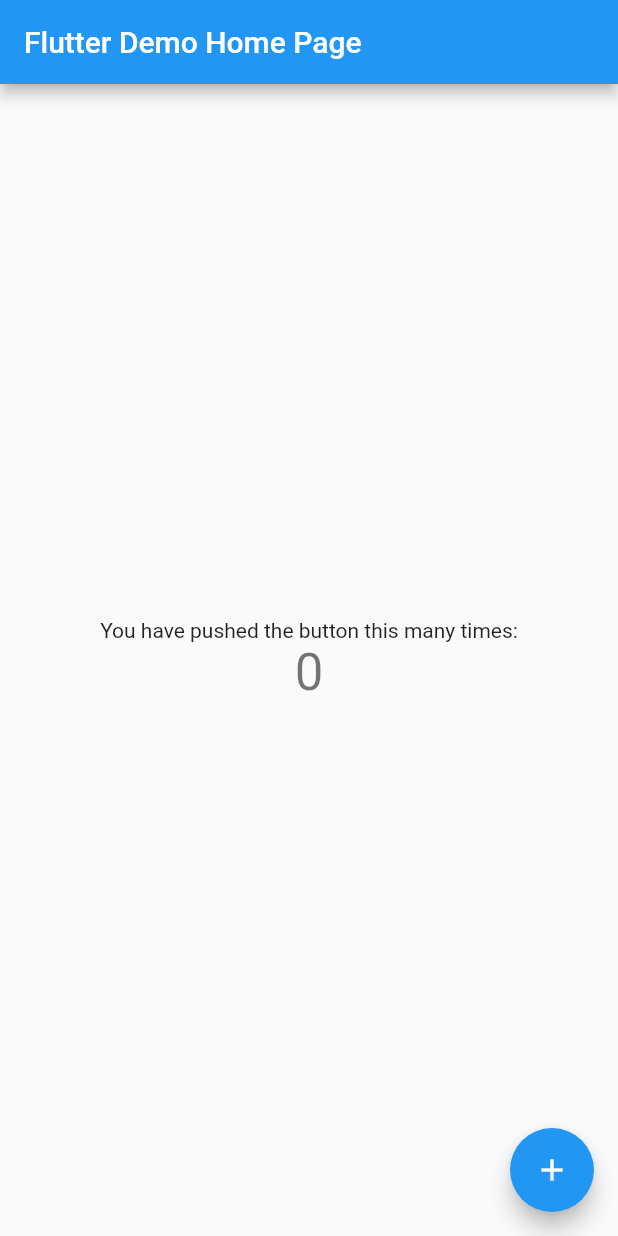
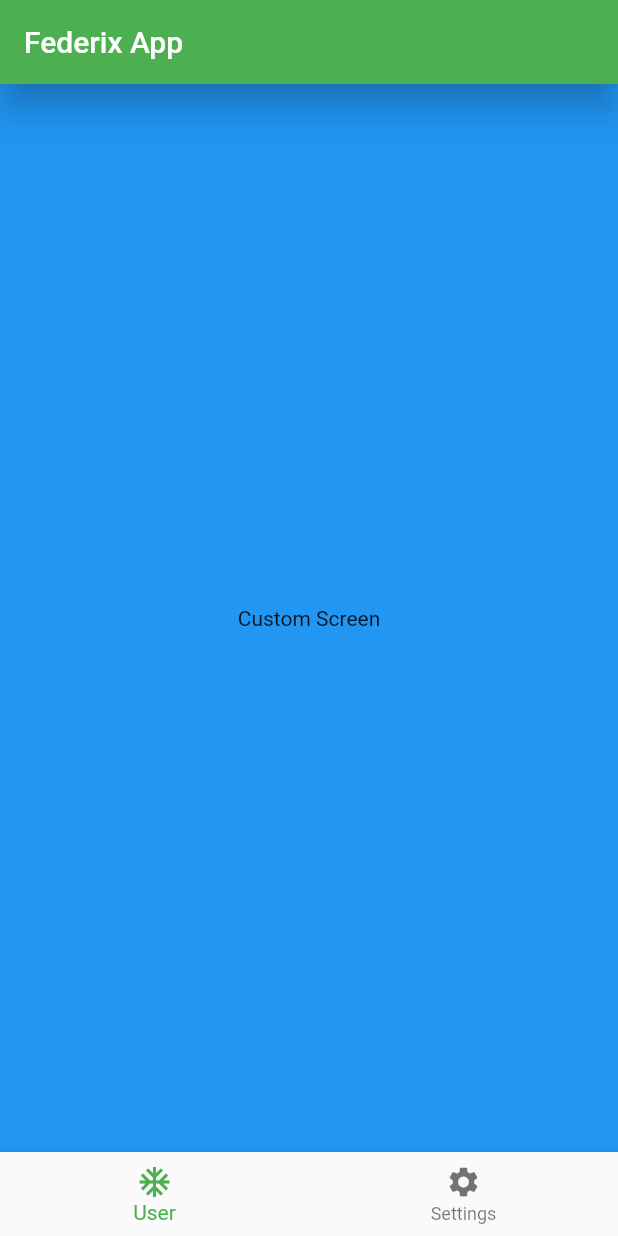
Before and after one commit to federix8190/MyFlutterApp, a Flutter app: the screen it shows after launch, on a phone screen of 412 x 824 dp. Run offline on Flutter 3.47's test engine with Material 2 defaults, Android fonts, the phone set to English and light mode, and no system bars.

```diff
--- a/lib/main.dart
+++ b/lib/main.dart
@@ -1,4 +1,5 @@
 import 'package:flutter/material.dart';
+import 'package:my_flutter_app/screens/home_screen.dart';
 
 void main() {
   runApp(MyApp());
@@ -9,35 +10,18 @@ class MyApp extends StatelessWidget {
   @override
   Widget build(BuildContext context) {
     return MaterialApp(
-      title: 'Flutter Demo',
-      theme: ThemeData(
-        // This is the theme of your application.
-        //
-        // Try running your application with "flutter run". You'll see the
-        // application has a blue toolbar. Then, without quitting the app, try
-        // changing the primarySwatch below to Colors.green and then invoke
-        // "hot reload" (press "r" in the console where you ran "flutter run",
-        // or simply save your changes to "hot reload" in a Flutter IDE).
-        // Notice that the counter didn't reset back to zero; the application
-        // is not restarted.
-        primarySwatch: Colors.blue,
-      ),
-      home: MyHomePage(title: 'Flutter Demo Home Page'),
+        debugShowCheckedModeBanner: false,
+        title: 'Flutter Demo',
+        theme: ThemeData(
+          primarySwatch: Colors.green,
+        ),
+        home: HomeScreen()
     );
   }
 }
 
 class MyHomePage extends StatefulWidget {
   MyHomePage({Key key, this.title}) : super(key: key);
-
-  // This widget is the home page of your application. It is stateful, meaning
-  // that it has a State object (defined below) that contains fields that affect
-  // how it looks.
-
-  // This class is the configuration for the state. It holds the values (in this
-  // case the title) provided by the parent (in this case the App widget) and
-  // used by the build method of the State. Fields in a Widget subclass are
-  // always marked "final".
 
   final String title;
 
@@ -50,23 +34,12 @@ class _MyHomePageState extends State<MyHomePage> {
 
   void _incrementCounter() {
     setState(() {
-      // This call to setState tells the Flutter framework that something has
-      // changed in this State, which causes it to rerun the build method below
-      // so that the display can reflect the updated values. If we changed
-      // _counter without calling setState(), then the build method would not be
-      // called again, and so nothing would appear to happen.
       _counter++;
     });
   }
 
   @override
   Widget build(BuildContext context) {
-    // This method is rerun every time setState is called, for instance as done
-    // by the _incrementCounter method above.
-    //
-    // The Flutter framework has been optimized to make rerunning build methods
-    // fast, so that you can just rebuild anything that needs updating rather
-    // than having to individually change instances of widgets.
     return Scaffold(
       appBar: AppBar(
         // Here we take the value from the MyHomePage object that was created by
--- a/lib/screens/home_screen.dart
+++ b/lib/screens/home_screen.dart
@@ -0,0 +1,51 @@
+import 'package:flutter/material.dart';
+
+class HomeScreen extends StatelessWidget {
+  @override
+  Widget build(BuildContext context) {
+    return Scaffold(
+      appBar: AppBar(
+        title: Text('Federix App'),
+        elevation: 10,
+      ),
+      body: PageView(
+        children: [
+          CustomScreen(color: Colors.blue,),
+          CustomScreen(color: Colors.orange,),
+          CustomScreen(color: Colors.indigo,),
+          CustomScreen(color: Colors.pink,),
+          CustomScreen(color: Colors.purple,),
+        ],
+      ),
+      bottomNavigationBar: BottomNavigationBar(
+        items: [
+          BottomNavigationBarItem(
+              icon: Icon(Icons.ac_unit_outlined),
+              label: 'User'
+          ),
+          BottomNavigationBarItem(
+              icon: Icon(Icons.settings),
+              label: 'Settings'
+          ),
+        ],
+      ),
+    );
+  }
+}
+
+class CustomScreen extends StatelessWidget {
+
+  final Color color;
+
+  const CustomScreen({this.color});
+
+  @override
+  Widget build(BuildContext context) {
+    return Container(
+      color: color,
+      child: Center(
+          child: Text('Custom Screen')
+      ),
+    );
+  }
+}
```
